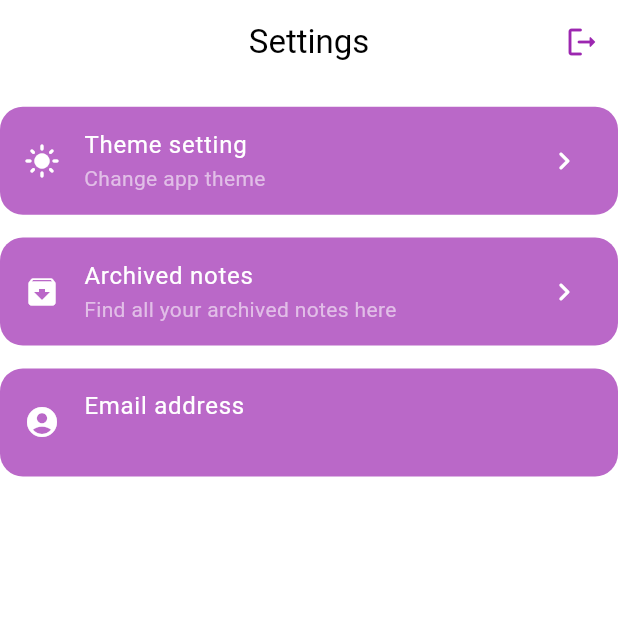
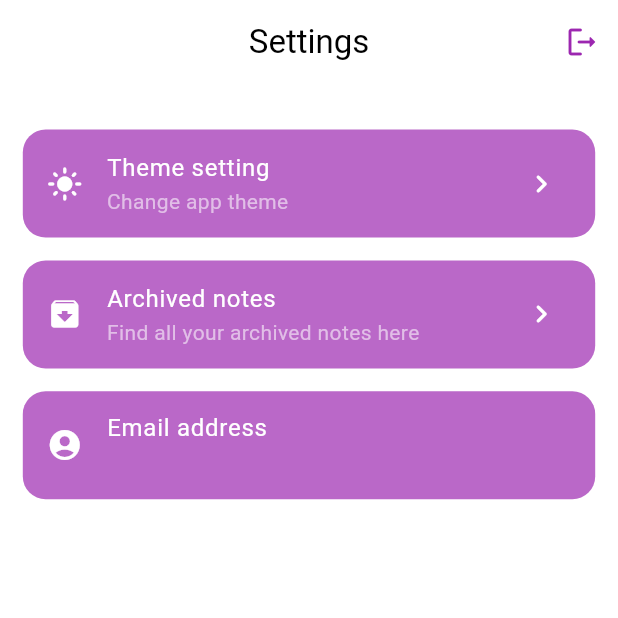
Before and after one commit to JoshuaCreator/noted, a Flutter app: the SettingsScreen screen opened by its route, on a phone screen of 412 x 824 dp, the top half of it. Run offline on Flutter 3.47's test engine with Material 2 defaults, Android fonts, the light colour scheme and no system bars; our stand-ins replace cloud_firestore, firebase_auth, firebase_core, flutter_riverpod, go_router, share_plus and 1 more; accounts and stored records are empty.

Commit message:
quick edits

```diff
--- a/lib/views/screens/settings_screen.dart
+++ b/lib/views/screens/settings_screen.dart
@@ -5,6 +5,7 @@ import 'package:noted/views/screens/login_screen.dart';
 import 'package:noted/views/screens/theme_selector_screen.dart';
 import 'package:noted/views/widgets/settings_tile.dart';
 
+import '../../config/consts.dart';
 import '../../models/auth.dart';
 import 'archive_screen.dart';
 
@@ -30,7 +31,7 @@ class SettingsScreen extends StatelessWidget {
         ],
       ),
       body: ListView(
-        // padding: paddingAll,
+        padding: paddingAll,
         children: [
           SettingsTile(
             onTap: () => context.push(
```
